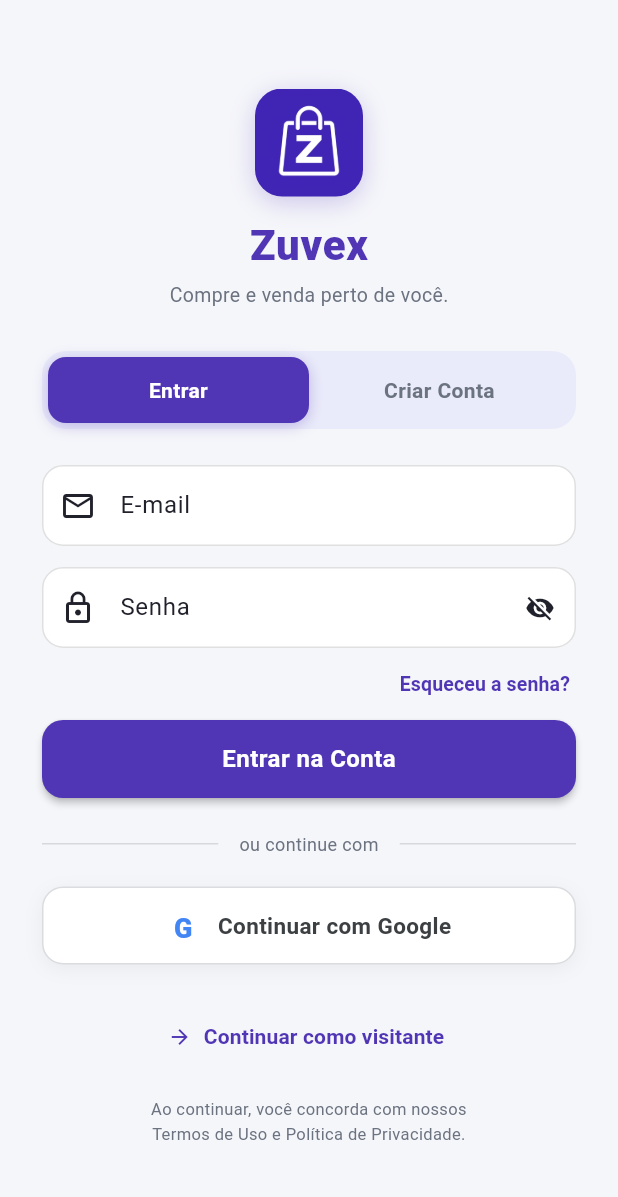
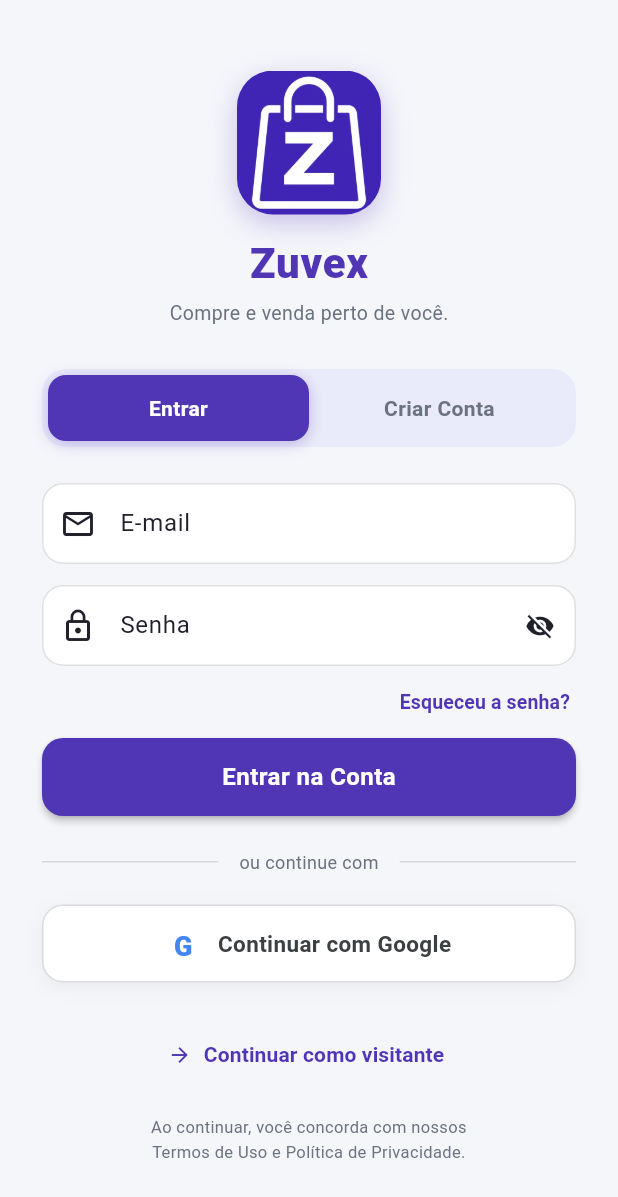
Before and after one commit to alefdias/ZUVEX, a Flutter app: the screen it shows after launch, on a phone screen of 412 x 824 dp. Shown: the top 1197 px of the screen. Run offline on Flutter 3.47's test engine with Material 3 defaults, Android fonts, the phone set to English and light mode, and no system bars; our stand-ins replace cached_network_image, cloud_firestore, firebase_auth, firebase_core, get, google_sign_in and 7 more; accounts and stored records are empty; generated files the repository leaves out were written again.

Commit message:
feat: ampliar logo para ocupar o icone inteiro sem margens brancas e destacar logo no login

```diff
--- a/lib/modules/auth/login_view.dart
+++ b/lib/modules/auth/login_view.dart
@@ -355,24 +355,25 @@
                 children: [
                   // Logo e Ícone ZUVEX
                   Container(
-                    width: 72,
-                    height: 72,
+                    width: 96,
+                    height: 96,
                     decoration: BoxDecoration(
-                      borderRadius: BorderRadius.circular(18),
+                      borderRadius: BorderRadius.circular(24),
                       boxShadow: [
                         BoxShadow(
-                          color: AppColors.primary.withValues(alpha: 0.25),
-                          blurRadius: 14,
-                          offset: const Offset(0, 4),
+                          color: AppColors.primary.withValues(alpha: 0.28),
+                          blurRadius: 16,
+                          offset: const Offset(0, 6),
                         ),
                       ],
                     ),
                     clipBehavior: Clip.antiAlias,
                     child: Image.asset(
                       'assets/images/app_icon.png',
+                      fit: BoxFit.cover,
                       errorBuilder: (_, __, ___) => Container(
                         color: AppColors.primary,
-                        child: const Icon(Icons.shopping_bag_rounded, color: Colors.white, size: 36),
+                        child: const Icon(Icons.shopping_bag_rounded, color: Colors.white, size: 48),
                       ),
                     ),
                   ),
```
Also changed, not shown: assets/images/app_icon.png, 5 other files.
